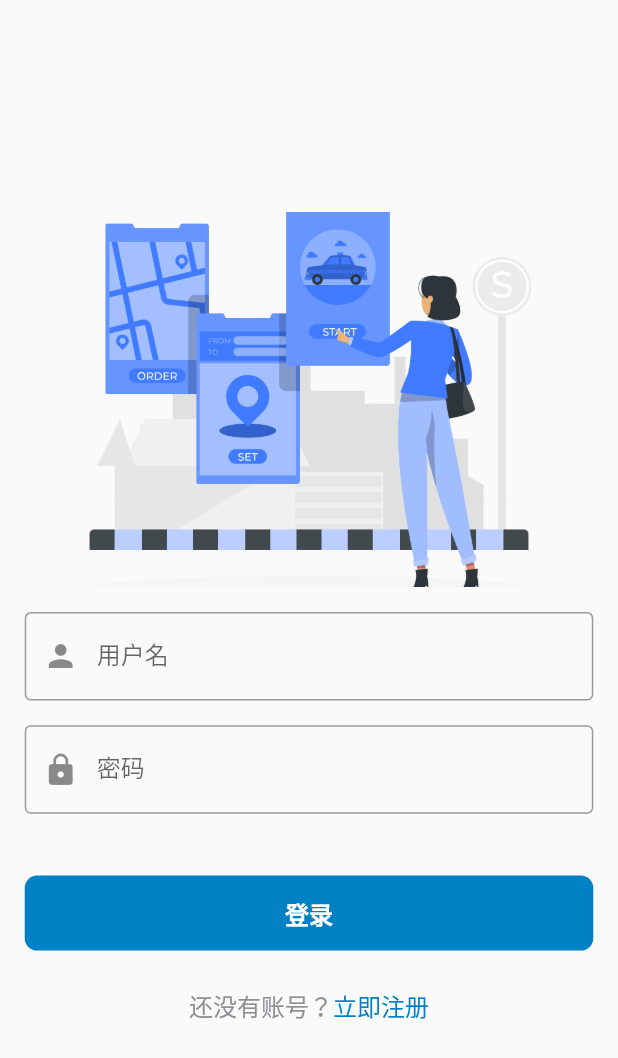
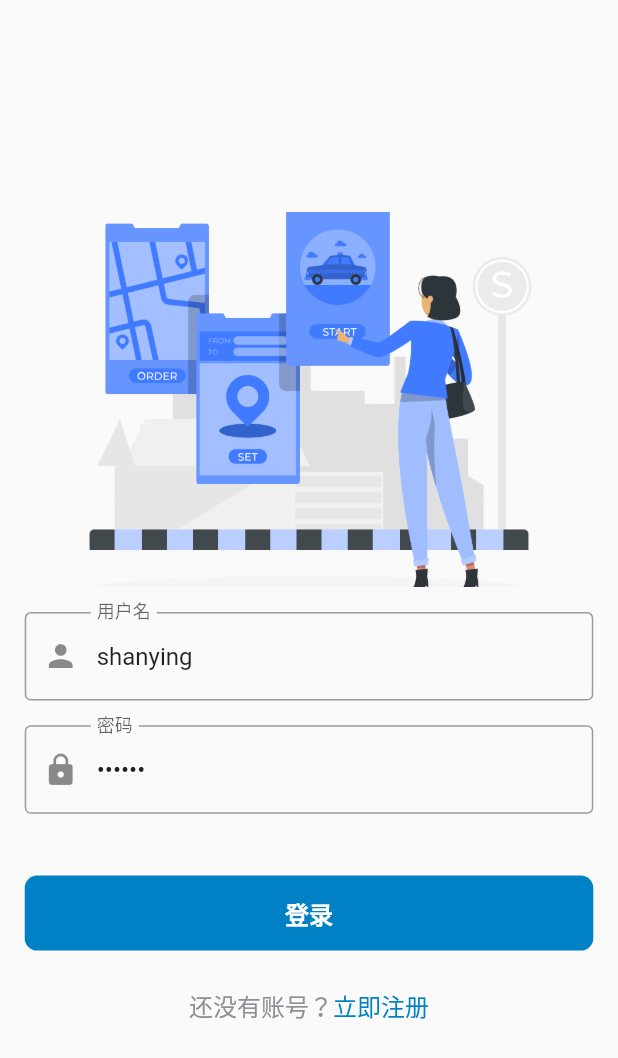
Before and after one commit to BloodLucia/flutter_smart_city, a Flutter app: the screen it shows after launch, on a phone screen of 412 x 824 dp. Shown: the top 1058 px of the screen. Run offline on Flutter 3.47's test engine with Material 2 defaults, Android fonts, the phone set to English and light mode, and no system bars; our stand-ins replace cached_network_image, dartz, device_preview, dio, flutter_dotenv, get and 1 more; missing offline and left inert: flutter_swiper_null_safety_flutter3.

Commit message:
修改loading button的颜色

```diff
--- a/lib/core/widgets/loading_button.dart
+++ b/lib/core/widgets/loading_button.dart
@@ -26,8 +26,8 @@ class MyLoadingButton extends GestureDetector {
               borderRadius: context.lowBorderRadius,
             ),
             child: isLoading
-                ? CircularProgressIndicator(
-                    color: context.primaryColor, strokeWidth: 2.0)
+                ? const CircularProgressIndicator(
+                    color: Colors.white, strokeWidth: 2.0)
                 : Text(
                     text,
                     style: TextStyle(
--- a/lib/features/auth/controllers/login_controller.dart
+++ b/lib/features/auth/controllers/login_controller.dart
@@ -39,7 +39,7 @@ class LoginController extends GetxController {
   @override
   void onInit() {
     super.onInit();
-    usernameCtrl = TextEditingController();
-    passwordCtrl = TextEditingController();
+    usernameCtrl = TextEditingController(text: 'shanying');
+    passwordCtrl = TextEditingController(text: '123456');
   }
 }
```
